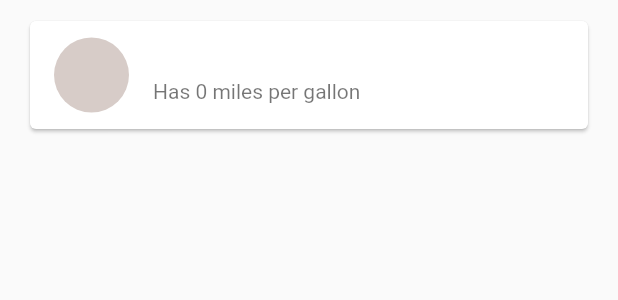
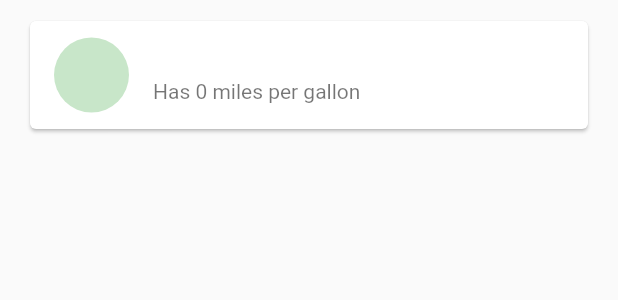
Before and after one commit to paramsdamle/ecofootprint, a Flutter app: the FootprintTile widget shown alone on an empty page, opened directly with empty values, on a phone screen of 412 x 824 dp. Shown: the top 300 px of the screen. Run offline on Flutter 3.47's test engine with Material 2 defaults, Android fonts, the phone set to English and light mode, and no system bars; our stand-ins replace cloud_firestore, firebase_auth, flutter_spinkit; accounts and stored records are empty.

Commit message:
modify colors

```diff
--- a/eco/lib/screens/home/brew_tile.dart
+++ b/eco/lib/screens/home/brew_tile.dart
@@ -15,7 +15,7 @@ class BrewTile extends StatelessWidget {
         child: ListTile(
           leading: CircleAvatar(
             radius: 25.0,
-            backgroundColor: Colors.brown[brew.strength],
+            backgroundColor: Colors.green[brew.strength],
             backgroundImage: AssetImage('assets/coffee_icon.png'),
           ),
           title: Text(brew.name),
--- a/eco/lib/screens/home/footprint_tile.dart
+++ b/eco/lib/screens/home/footprint_tile.dart
@@ -15,7 +15,7 @@ class FootprintTile extends StatelessWidget {
         child: ListTile(
           leading: CircleAvatar(
             radius: 25.0,
-            backgroundColor: Colors.brown[100],
+            backgroundColor: Colors.green[100],
             // backgroundImage: AssetImage('assets/coffee_icon.png'),
           ),
           title: Text(fp.cartype),
```
